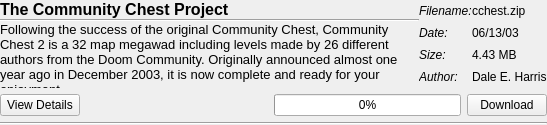
Before: the Qt Designer form src/main/resources/base/template/search_result_item.ui in karlpet/WadLauncher, drawn with Qt 5.
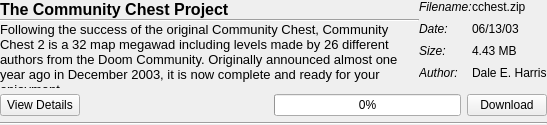
After: the same form once the commit is applied.

Commit message: Word wrapping every label in detail and search, they will no longer extend too far horizontally.

What changed in the file:
```diff
--- a/src/main/resources/base/template/search_result_item.ui
+++ b/src/main/resources/base/template/search_result_item.ui
@@ -13,13 +13,13 @@
   <property name="minimumSize">
    <size>
     <width>0</width>
-    <height>120</height>
+    <height>0</height>
    </size>
   </property>
   <property name="maximumSize">
    <size>
     <width>16777215</width>
-    <height>125</height>
+    <height>16777215</height>
    </size>
   </property>
   <property name="cursor">
@@ -162,6 +162,12 @@
           <property name="text">
            <string>4.43 MB</string>
           </property>
+          <property name="alignment">
+           <set>Qt::AlignLeading|Qt::AlignLeft|Qt::AlignTop</set>
+          </property>
+          <property name="wordWrap">
+           <bool>true</bool>
+          </property>
          </widget>
         </item>
         <item row="3" column="1">
@@ -174,8 +180,11 @@
           <property name="text">
            <string>Dale E. Harris</string>
           </property>
+          <property name="alignment">
+           <set>Qt::AlignLeading|Qt::AlignLeft|Qt::AlignTop</set>
+          </property>
           <property name="wordWrap">
-           <bool>false</bool>
+           <bool>true</bool>
           </property>
          </widget>
         </item>
@@ -189,6 +198,12 @@
           <property name="text">
            <string>cchest.zip</string>
           </property>
+          <property name="alignment">
+           <set>Qt::AlignLeading|Qt::AlignLeft|Qt::AlignTop</set>
+          </property>
+          <property name="wordWrap">
+           <bool>true</bool>
+          </property>
          </widget>
         </item>
         <item row="0" column="0">
@@ -202,6 +217,9 @@
           <property name="text">
            <string>Filename:</string>
           </property>
+          <property name="alignment">
+           <set>Qt::AlignLeading|Qt::AlignLeft|Qt::AlignTop</set>
+          </property>
          </widget>
         </item>
         <item row="3" column="0">
@@ -215,6 +233,9 @@
           <property name="text">
            <string>Author:</string>
           </property>
+          <property name="alignment">
+           <set>Qt::AlignLeading|Qt::AlignLeft|Qt::AlignTop</set>
+          </property>
          </widget>
         </item>
         <item row="1" column="1">
@@ -227,6 +248,12 @@
           <property name="text">
            <string>06/13/03</string>
           </property>
+          <property name="alignment">
+           <set>Qt::AlignLeading|Qt::AlignLeft|Qt::AlignTop</set>
+          </property>
+          <property name="wordWrap">
+           <bool>true</bool>
+          </property>
          </widget>
         </item>
         <item row="1" column="0">
@@ -240,6 +267,9 @@
           <property name="text">
            <string>Date:</string>
           </property>
+          <property name="alignment">
+           <set>Qt::AlignLeading|Qt::AlignLeft|Qt::AlignTop</set>
+          </property>
          </widget>
         </item>
         <item row="2" column="0">
@@ -253,6 +283,9 @@
           <property name="text">
            <string>Size:</string>
           </property>
+          <property name="alignment">
+           <set>Qt::AlignLeading|Qt::AlignLeft|Qt::AlignTop</set>
+          </property>
          </widget>
         </item>
        </layout>
```
Left out of the diff: 3 changed lines with no effect on the pictures. The commit also changes 1 other file.
